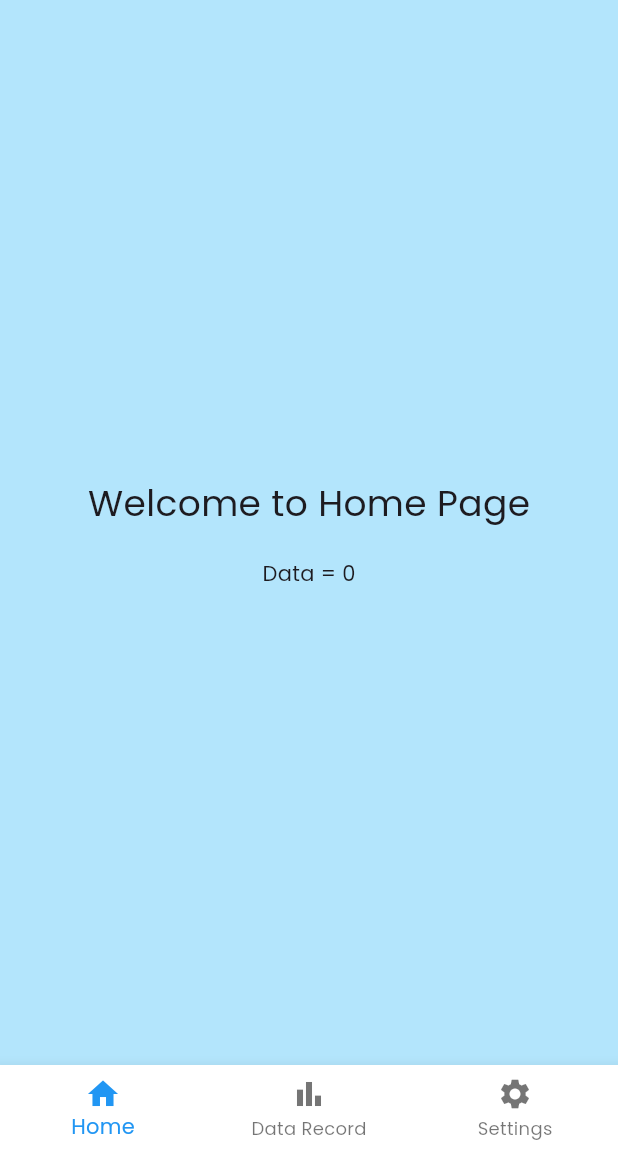
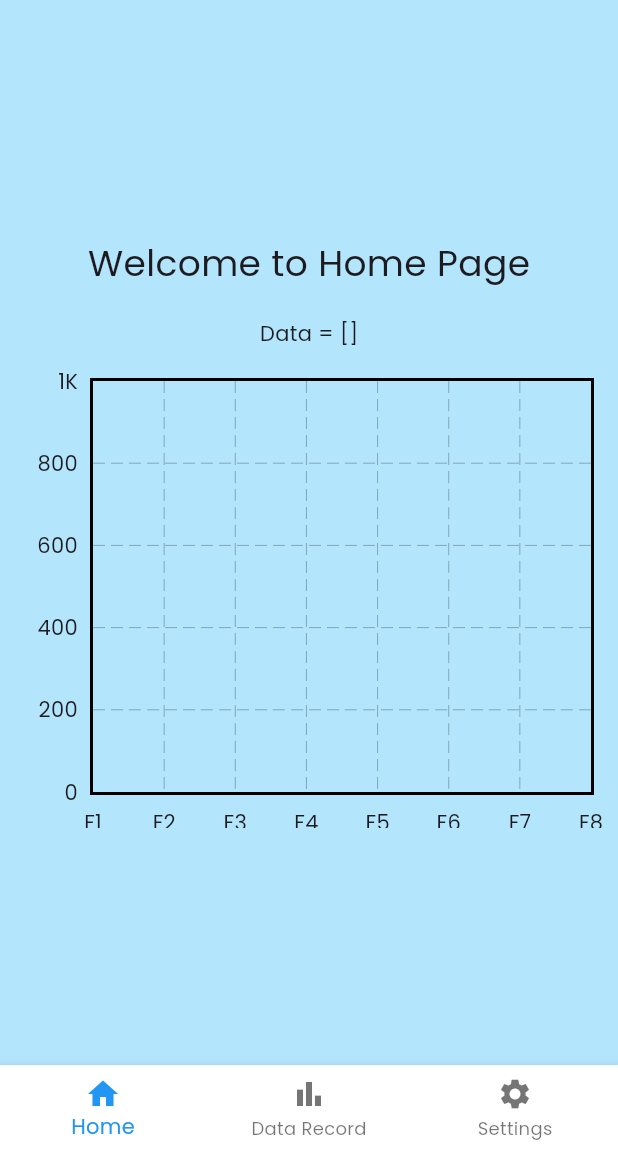
Before and after one commit to callahamZ/mySpectrum, a Flutter app: the screen it shows after launch, on a phone screen of 412 x 824 dp, the part 84-1236 px from its top. Run offline on Flutter 3.47's test engine with Material 3 defaults, Android fonts, the phone set to English and light mode, and no system bars; drawn by our look-alikes of fl_chart; our stand-ins replace firebase_core, firebase_database; accounts and stored records are empty.

Commit message:
chart updates

```diff
--- a/lib/pages/home_page.dart
+++ b/lib/pages/home_page.dart
@@ -1,28 +1,62 @@
 import 'package:flutter/material.dart';
 import 'package:firebase_database/firebase_database.dart';
+import 'package:fl_chart/fl_chart.dart';
 
 class HomePageContent extends StatelessWidget {
-  final DatabaseReference spektrumDatabase =
-      FirebaseDatabase.instance.ref().child('sensorSpektrum');
+  final DatabaseReference spektrumDatabase = FirebaseDatabase.instance
+      .ref()
+      .child('sensorSpektrum');
 
   HomePageContent({super.key});
+
+  Widget bottomChartAxisLabel(double value, TitleMeta meta) {
+    final xAxisLabels = ["F1", "F2", "F3", "F4", "F5", "F6", "F7", "F8"];
+    final arrIndex = value.toInt() - 1;
+    return SideTitleWidget(meta: meta, child: Text(xAxisLabels[arrIndex]));
+  }
 
   @override
   Widget build(BuildContext context) {
     return StreamBuilder<DatabaseEvent>(
       stream: spektrumDatabase.onValue,
       builder: (BuildContext context, AsyncSnapshot<DatabaseEvent> snapshot) {
-        String spektrumDataArr = '0';
+        List<double> spektrumDataIntVal = [];
+        Map<dynamic, dynamic>? spektrumDataMap;
 
         if (snapshot.connectionState == ConnectionState.waiting) {
           return const Center(child: CircularProgressIndicator());
         } else if (snapshot.hasError) {
           return Center(child: Text('Error: ${snapshot.error}'));
         } else if (snapshot.hasData && snapshot.data!.snapshot.value != null) {
-          spektrumDataArr = snapshot.data!.snapshot.value.toString();
-        } else {
-          spektrumDataArr = '0';
+          spektrumDataMap =
+              snapshot.data!.snapshot.value as Map<dynamic, dynamic>?;
         }
+
+        if (spektrumDataMap != null) {
+          try {
+            for (int i = 1; i <= 8; i++) {
+              String key = 'F$i';
+              if (spektrumDataMap.containsKey(key)) {
+                double value = double.parse(
+                  spektrumDataMap[key].toString(),
+                ); // Parse to double
+                spektrumDataIntVal.add(value);
+              }
+            }
+          } catch (e) {
+            print("Error processing data: $e");
+          }
+        }
+
+        List<FlSpot> chartData =
+            spektrumDataIntVal.asMap().entries.map((entry) {
+              //convert dataArray to FlSpot list
+              return FlSpot(
+                entry.key.toDouble() + 1,
+                entry.value,
+              ); // x values are 1-8
+            }).toList();
+
         return Container(
           color: Colors.lightBlue[100],
           padding: const EdgeInsets.all(16.0),
@@ -30,10 +64,85 @@ class HomePageContent extends StatelessWidget {
             child: Column(
               mainAxisAlignment: MainAxisAlignment.center,
               children: <Widget>[
-                const Text('Welcome to Home Page',
-                    style: TextStyle(fontSize: 24)),
+                const Text(
+                  'Welcome to Home Page',
+                  style: TextStyle(fontSize: 24),
+                ),
                 const SizedBox(height: 20),
-                Text("Data = $spektrumDataArr"),
+                Text("Data = $spektrumDataIntVal"),
+                const SizedBox(height: 20),
+                SizedBox(
+                  height: 300,
+                  width: double.infinity,
+                  child: LineChart(
+                    LineChartData(
+                      gridData: const FlGridData(show: true),
+                      titlesData: FlTitlesData(
+                        show: true,
+                        topTitles: const AxisTitles(
+                          sideTitles: SideTitles(showTitles: false),
+                        ),
+                        rightTitles: const AxisTitles(
+                          sideTitles: SideTitles(showTitles: false),
+                        ),
+                        bottomTitles: AxisTitles(
+                          sideTitles: SideTitles(
+                            showTitles: true,
+                            getTitlesWidget: bottomChartAxisLabel,
+                          ),
+                        ),
+                      ),
+
+                      borderData: FlBorderData(
+                        show: true,
+                        border: Border.all(
+                          color: const Color.fromARGB(255, 0, 0, 1),
+                          width: 2,
+                        ),
+                      ),
+                      minX: 1,
+                      maxX: 8,
+                      minY: 0,
+                      maxY: 1000,
+                      lineBarsData: [
+                        LineChartBarData(
+                          spots: chartData,
+                          isCurved: true,
+                          barWidth: 3,
+                          color: Colors.black,
+                          dotData: const FlDotData(show: true),
+                          belowBarData: BarAreaData(
+                            show: true,
+                            gradient: LinearGradient(
+                              colors: [
+                                const Color.fromRGBO(111, 47, 159, 0.8),
+                                const Color.fromRGBO(0, 31, 95, 0.8),
+                                const Color.fromRGBO(63, 146, 207, 0.8),
+                                const Color.fromRGBO(0, 175, 239, 0.8),
+                                const Color.fromRGBO(0, 175, 80, 0.8),
+                                const Color.fromRGBO(255, 255, 0, 0.8),
+                                const Color.fromRGBO(247, 149, 70, 0.8),
+                                const Color.fromRGBO(255, 0, 0, 0.8),
+                              ],
+                              stops: const [
+                                0,
+                                0.14285714285714285,
+                                0.2857142857142857,
+                                0.42857142857142855,
+                                0.5714285714285714,
+                                0.7142857142857143,
+                                0.8571428571428571,
+                                1,
+                              ],
+                              begin: Alignment.bottomLeft,
+                              end: Alignment.bottomRight,
+                            ),
+                          ),
+                        ),
+                      ],
+                    ),
+                  ),
+                ),
               ],
             ),
           ),
--- a/pubspec.yaml
+++ b/pubspec.yaml
@@ -37,6 +37,7 @@ dependencies:
   flutter_svg: ^2.0.17
   firebase_core: ^3.12.1
   firebase_database: ^11.3.4
+  fl_chart: ^0.70.2
 
 dev_dependencies:
   flutter_test:
```
Also changed, not shown: pubspec.lock.
